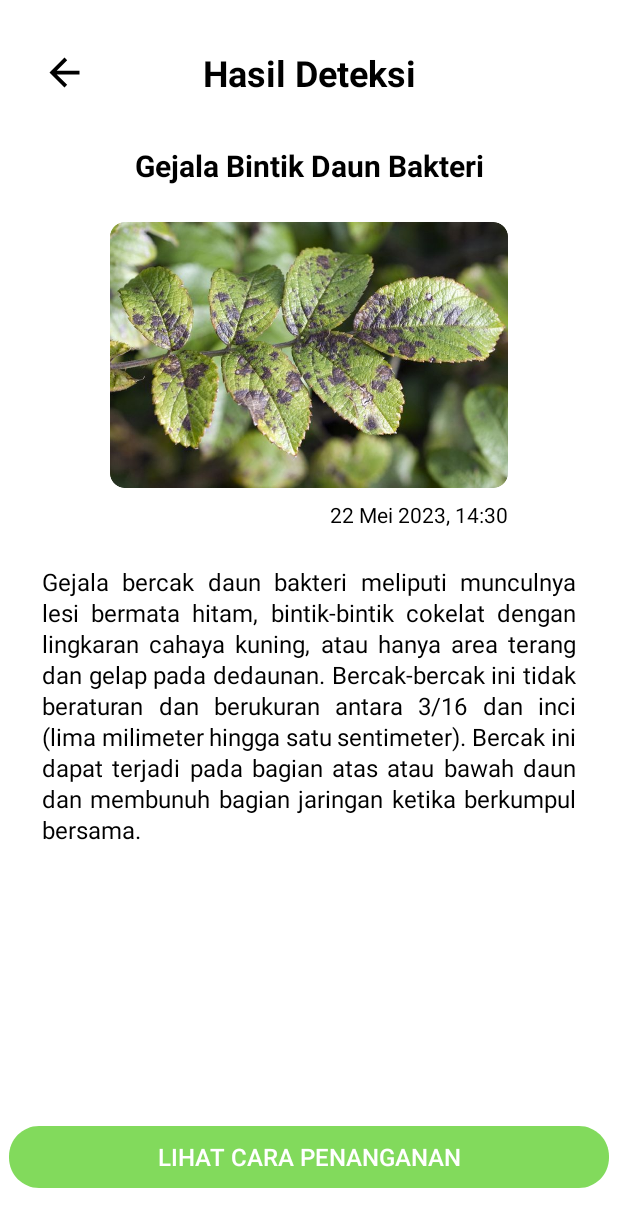
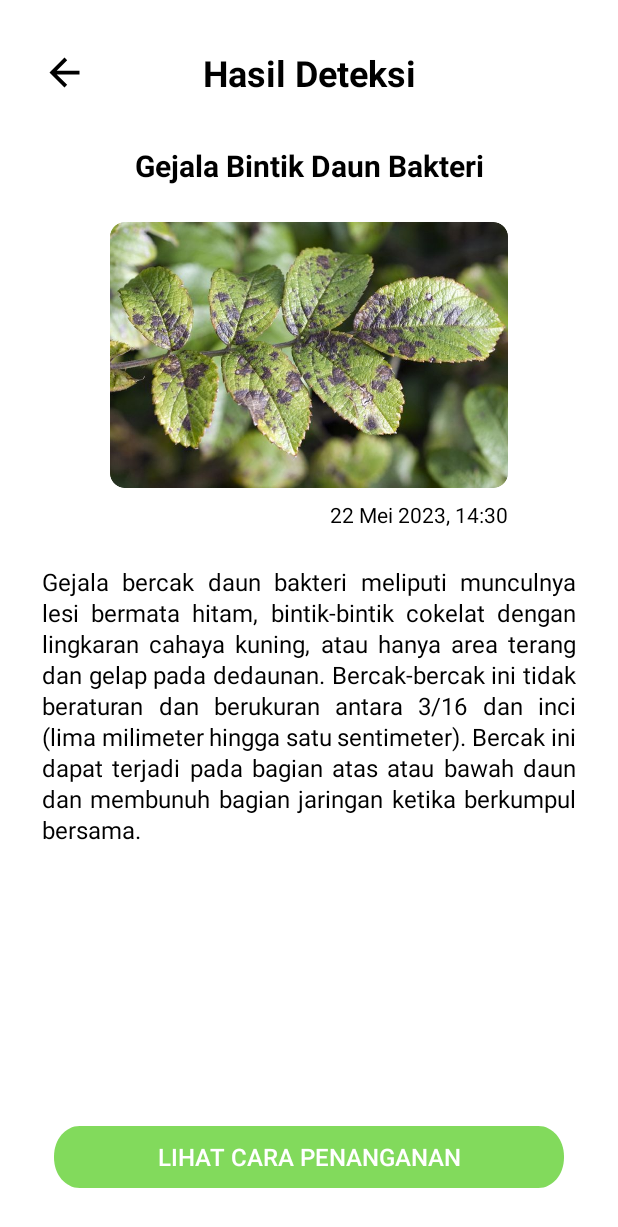
Before and after one commit to Capstone-C23-PS094/farm-genius-mobile, an Android app: the HistoryResultDetectionActivity screen opened directly, with no data from a screen before it, on a phone screen of 412 x 824 dp. Shown: the top 1227 px of the screen. Run offline under Robolectric (Android 15) with nearby library versions, the phone set to English and light mode, and no system bars.

Commit message:
fixing button in history detection page

```diff
--- a/app/src/main/res/layout/activity_history_result_detection.xml
+++ b/app/src/main/res/layout/activity_history_result_detection.xml
@@ -79,7 +79,7 @@
 
     <androidx.appcompat.widget.AppCompatButton
         android:id="@+id/lihat_button"
-        android:layout_width="400dp"
+        android:layout_width="340dp"
         android:layout_height="41dp"
         android:layout_marginBottom="32dp"
         android:background="@drawable/button_detection_result_page"
--- a/app/src/main/res/layout/activity_history_treatment.xml
+++ b/app/src/main/res/layout/activity_history_treatment.xml
@@ -58,7 +58,7 @@
 
     <androidx.appcompat.widget.AppCompatButton
         android:id="@+id/homepage_button"
-        android:layout_width="400dp"
+        android:layout_width="340dp"
         android:layout_height="41dp"
         android:layout_marginBottom="32dp"
         android:background="@drawable/button_detection_result_page"
--- a/app/src/main/res/layout/activity_profile.xml
+++ b/app/src/main/res/layout/activity_profile.xml
@@ -67,7 +67,7 @@
     <View
         android:id="@+id/profile_rectangle"
         android:layout_width="320dp"
-        android:layout_height="300dp"
+        android:layout_height="330dp"
         android:layout_alignParentLeft="true"
         android:layout_alignParentTop="true"
         android:layout_marginTop="32dp"
```
